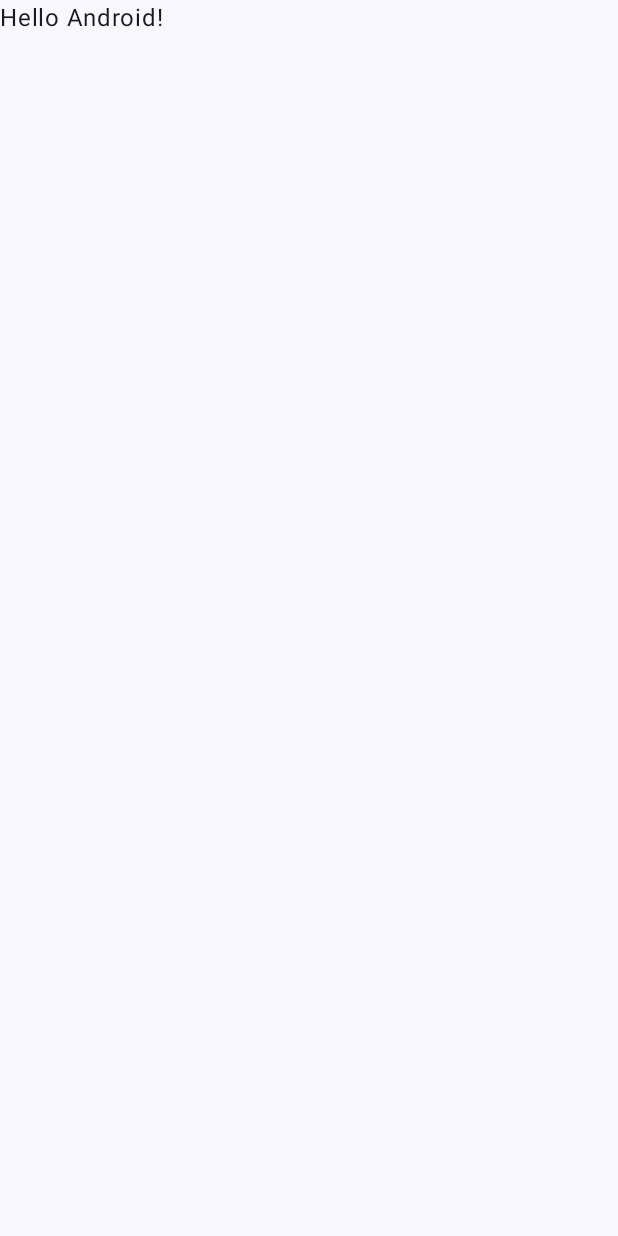
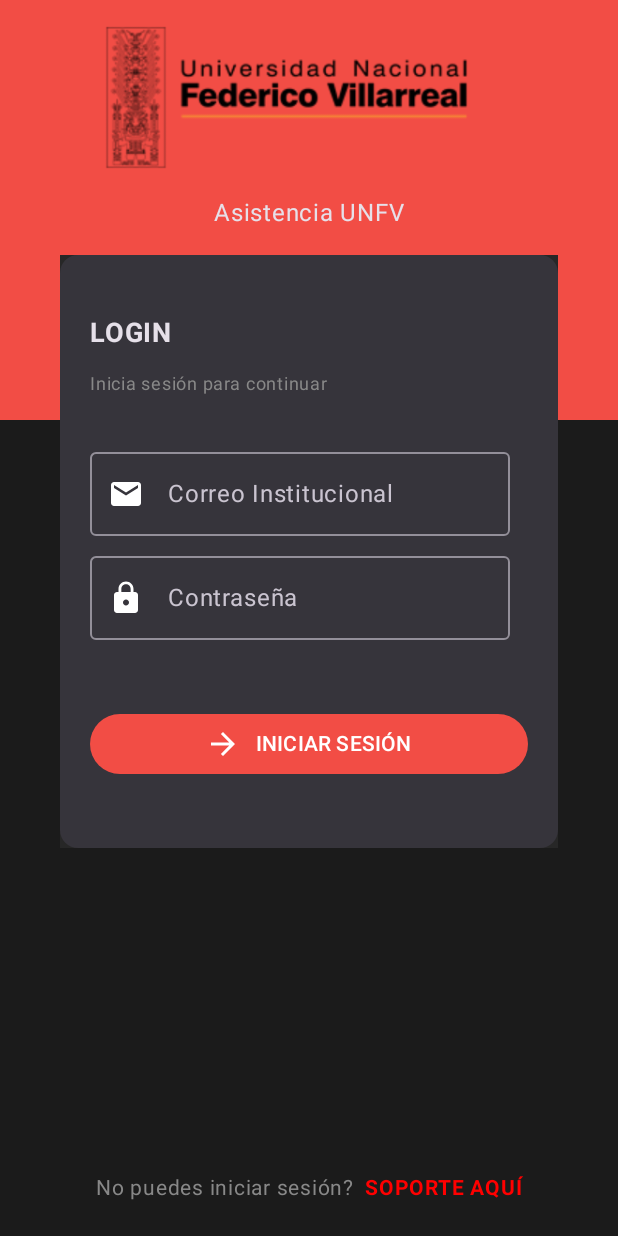
Before and after one commit to Jerry-Yenque/Integrador2, an Android app built with Jetpack Compose: the screen it shows after launch (MainActivity), on a phone screen of 412 x 824 dp. Before the commit the screen is almost empty. Run offline under Robolectric (Android 15) with nearby library versions, the phone set to English and light mode, and no system bars.

Commit message:
login screen

```diff
--- a/app/src/main/java/com/grof/integrator/MainActivity.kt
+++ b/app/src/main/java/com/grof/integrator/MainActivity.kt
@@ -3,31 +3,53 @@ package com.grof.integrator
 import android.os.Bundle
 import androidx.activity.ComponentActivity
 import androidx.activity.compose.setContent
+import androidx.compose.foundation.Image
+import androidx.compose.foundation.background
+import androidx.compose.foundation.layout.Column
+import androidx.compose.foundation.layout.Row
+import androidx.compose.foundation.layout.Spacer
 import androidx.compose.foundation.layout.fillMaxSize
+import androidx.compose.foundation.layout.fillMaxWidth
+import androidx.compose.foundation.layout.height
+import androidx.compose.foundation.layout.padding
+import androidx.compose.foundation.layout.width
+import androidx.compose.foundation.layout.wrapContentHeight
+import androidx.compose.material3.Button
+import androidx.compose.material3.ExperimentalMaterial3Api
 import androidx.compose.material3.MaterialTheme
 import androidx.compose.material3.Surface
 import androidx.compose.material3.Text
+import androidx.compose.material3.TextField
 import androidx.compose.runtime.Composable
+import androidx.compose.ui.Alignment
 import androidx.compose.ui.Modifier
+import androidx.compose.ui.graphics.Color
+import androidx.compose.ui.res.painterResource
+import androidx.compose.ui.text.font.FontWeight
 import androidx.compose.ui.tooling.preview.Preview
+import androidx.compose.ui.unit.dp
+import androidx.compose.ui.unit.sp
+import com.grof.integrator.screens.login.LoginScreen
 import com.grof.integrator.ui.theme.IntegratorTheme
 
 class MainActivity : ComponentActivity() {
     override fun onCreate(savedInstanceState: Bundle?) {
         super.onCreate(savedInstanceState)
         setContent {
-            IntegratorTheme {
+            IntegratorTheme(darkTheme = true) {
                 // A surface container using the 'background' color from the theme
                 Surface(
                     modifier = Modifier.fillMaxSize(),
                     color = MaterialTheme.colorScheme.background
                 ) {
-                    Greeting("Android")
+                    //Greeting("Android") Part of Hello World Compose
+                    LoginScreen()
                 }
             }
         }
     }
 }
+
 
 @Composable
 fun Greeting(name: String, modifier: Modifier = Modifier) {
@@ -36,11 +58,3 @@ fun Greeting(name: String, modifier: Modifier = Modifier) {
         modifier = modifier
     )
 }
-
-@Preview(showBackground = true)
-@Composable
-fun GreetingPreview() {
-    IntegratorTheme {
-        Greeting("Android")
-    }
-}
--- /dev/null
+++ b/app/src/main/java/com/grof/integrator/screens/login/LoginScreen.kt
@@ -0,0 +1,64 @@
+package com.grof.integrator.screens.login
+
+import android.annotation.SuppressLint
+import androidx.compose.foundation.layout.Column
+import androidx.compose.foundation.layout.PaddingValues
+import androidx.compose.foundation.layout.Row
+import androidx.compose.foundation.layout.Spacer
+import androidx.compose.foundation.layout.fillMaxSize
+import androidx.compose.foundation.layout.fillMaxWidth
+import androidx.compose.foundation.layout.height
+import androidx.compose.foundation.layout.padding
+import androidx.compose.foundation.layout.width
+import androidx.compose.material3.Button
+import androidx.compose.material3.ExperimentalMaterial3Api
+import androidx.compose.material3.MaterialTheme
+import androidx.compose.material3.Scaffold
+import androidx.compose.material3.Surface
+import androidx.compose.material3.Text
+import androidx.compose.material3.TextField
+import androidx.compose.runtime.Composable
+import androidx.compose.ui.Alignment
+import androidx.compose.ui.Modifier
+import androidx.compose.ui.graphics.Color
+import androidx.compose.ui.text.font.FontWeight
+import androidx.compose.ui.tooling.preview.Preview
+import androidx.compose.ui.unit.dp
+import androidx.compose.ui.unit.sp
+import com.grof.integrator.screens.login.components.LoginBottomBar
+import com.grof.integrator.screens.login.components.LoginContent
+import com.grof.integrator.ui.theme.IntegratorTheme
+
+@SuppressLint("UnusedMaterial3ScaffoldPaddingParameter")
+@OptIn(ExperimentalMaterial3Api::class)
+@Composable
+fun LoginScreen() {
+    Scaffold(
+        topBar = {},
+        content = {
+            LoginContent()
+        },
+        bottomBar = {
+            LoginBottomBar()
+        }
+    )
+}
+
+@Preview(showBackground = true, showSystemUi = true)
+@Composable
+fun GreetingPreview() {
+    //IntegratorTheme() {
+    //Greeting("Android") Part of Hello World Compose
+    //    BodyContent()
+    //}
+    IntegratorTheme(darkTheme = true) {
+        // A surface container using the 'background' color from the theme
+        Surface(
+            modifier = Modifier.fillMaxSize(),
+            color = MaterialTheme.colorScheme.background
+        ) {
+            //Greeting("Android") Part of Hello World Compose
+             LoginScreen()
+        }
+    }
+}
--- /dev/null
+++ b/app/src/main/java/com/grof/integrator/screens/login/components/LoginBottomBar.kt
@@ -0,0 +1,43 @@
+package com.grof.integrator.screens.login.components
+
+import androidx.compose.foundation.layout.Arrangement
+import androidx.compose.foundation.layout.Row
+import androidx.compose.foundation.layout.Spacer
+import androidx.compose.foundation.layout.fillMaxWidth
+import androidx.compose.foundation.layout.padding
+import androidx.compose.foundation.layout.width
+import androidx.compose.material3.Text
+import androidx.compose.runtime.Composable
+import androidx.compose.ui.Modifier
+import androidx.compose.ui.graphics.Color
+import androidx.compose.ui.text.font.FontWeight
+import androidx.compose.ui.tooling.preview.Preview
+import androidx.compose.ui.unit.dp
+import androidx.compose.ui.unit.sp
+
+@Composable
+fun LoginBottomBar() {
+    Row(
+        modifier = Modifier.fillMaxWidth().padding(bottom = 20.dp),
+        horizontalArrangement = Arrangement.Center
+    ) {
+        Text(
+            text = "No puedes iniciar sesión?",
+            fontSize = 14.sp,
+            color = Color.Gray
+        )
+        Spacer(modifier = Modifier.width(7.dp))
+        Text(
+            text = "SOPORTE AQUÍ",
+            fontSize = 14.sp,
+            color = Color.Red,
+            fontWeight = FontWeight.Bold
+        )
+    }
+}
+
+@Preview(showBackground = true)
+@Composable
+fun DefaultPreview() {
+    LoginBottomBar()
+}
--- /dev/null
+++ b/app/src/main/java/com/grof/integrator/screens/login/components/LoginContent.kt
@@ -0,0 +1,161 @@
+package com.grof.integrator.screens.login.components
+
+import androidx.compose.foundation.Image
+import androidx.compose.foundation.background
+import androidx.compose.foundation.layout.Box
+import androidx.compose.foundation.layout.Column
+import androidx.compose.foundation.layout.Row
+import androidx.compose.foundation.layout.Spacer
+import androidx.compose.foundation.layout.fillMaxSize
+import androidx.compose.foundation.layout.fillMaxWidth
+import androidx.compose.foundation.layout.height
+import androidx.compose.foundation.layout.padding
+import androidx.compose.foundation.layout.width
+import androidx.compose.material.icons.Icons
+import androidx.compose.material.icons.filled.ArrowForward
+import androidx.compose.material.icons.filled.Email
+import androidx.compose.material.icons.filled.Lock
+import androidx.compose.material3.Button
+import androidx.compose.material3.Card
+import androidx.compose.material3.ExperimentalMaterial3Api
+import androidx.compose.material3.Icon
+import androidx.compose.material3.MaterialTheme
+import androidx.compose.material3.OutlinedTextField
+import androidx.compose.material3.Surface
+import androidx.compose.material3.Text
+import androidx.compose.runtime.Composable
+import androidx.compose.ui.Alignment
+import androidx.compose.ui.Modifier
+import androidx.compose.ui.graphics.Color
+import androidx.compose.ui.res.painterResource
+import androidx.compose.ui.text.font.FontWeight
+import androidx.compose.ui.tooling.preview.Preview
+import androidx.compose.ui.unit.dp
+import androidx.compose.ui.unit.sp
+import com.grof.integrator.R
+import com.grof.integrator.ui.theme.Darkgray500
+import com.grof.integrator.ui.theme.IntegratorTheme
+import com.grof.integrator.ui.theme.Red500
+
+@Composable
+fun LoginContent() {
+    Box(
+        modifier = Modifier
+            .fillMaxWidth(),
+        //.wrapContentHeight() Content Center Vertical
+        //.background(Color.White),
+    ) {
+        BoxHeader()
+        CardForm()
+    }
+}
+
+@Composable
+fun BoxHeader() {
+    Box(
+        modifier = Modifier
+            .fillMaxWidth()
+            .height(280.dp)
+            .background(Red500)
+    ) {
+        Column(
+            modifier = Modifier.fillMaxWidth(),
+            horizontalAlignment = Alignment.CenterHorizontally
+        ) {
+            Image(
+                modifier = Modifier.height(130.dp).width(300.dp),
+                painter = painterResource(id = R.drawable.unfv),
+                contentDescription = "unfv logo"
+            )
+            Text(
+                text = "Asistencia UNFV"
+            )
+        }
+    }
+}
+@OptIn(ExperimentalMaterial3Api::class)
+@Composable
+fun CardForm() {
+    Card(
+        modifier = Modifier
+            .padding(start = 40.dp, end = 40.dp, top = 170.dp)
+            .background(color = Darkgray500) //In example = ,backgroundColor = DarkGray500  including ',' seccion 2 ep. 8
+    ) {
+        Column(
+            modifier = Modifier.padding(horizontal = 20.dp)
+        ) {
+            Text(
+                modifier = Modifier.padding(top = 40.dp, bottom = 0.dp, start = 0.dp, end = 0.dp), //without top = applies to all sides
+                text = "LOGIN",
+                fontSize = 18.sp,
+                fontWeight = FontWeight.Bold
+            )
+            Spacer(modifier = Modifier.height(10.dp))
+            Text(
+                text = "Inicia sesión para continuar",
+                fontSize = 12.sp,
+                color = Color.Gray
+            )
+            OutlinedTextField(
+                modifier = Modifier.padding(top = 25.dp),
+                value = "",
+                onValueChange = { },
+                label = {
+                    Text("Correo Institucional")
+                },
+                leadingIcon = { // trailingIcon to put it in right side, seccion 2 ep. 8
+                    Icon(
+                        imageVector = Icons.Default.Email,
+                        contentDescription = "email icon",
+                        tint = Color.White
+                    )
+                }
+            )
+            OutlinedTextField(
+                modifier = Modifier.padding(top = 5.dp),
+                value = "",
+                onValueChange = { },
+                label = {
+                    Text("Contraseña")
+                },
+                leadingIcon = { // trailingIcon to put it in right side, seccion 2 ep. 8
+                    Icon(
+                        imageVector = Icons.Default.Lock,
+                        contentDescription = "clave icon",
+                        tint = Color.White
+                    )
+                }
+            )
+            Button(
+                modifier = Modifier
+                    .fillMaxWidth()
+                    .padding(horizontal = 0.dp, vertical = 45.dp),
+                onClick = { }
+            ) {
+                Icon(
+                    imageVector = Icons.Default.ArrowForward,
+                    contentDescription = "arrow")
+                Spacer(modifier = Modifier.width(10.dp))
+                Text(text = "INICIAR SESIÓN")
+            }
+        }
+    }
+}
+@Preview(showBackground = true, showSystemUi = true)
+@Composable
+fun GreetingPreview() {
+    //IntegratorTheme() {
+    //Greeting("Android") Part of Hello World Compose
+    //    BodyContent()
+    //}
+    IntegratorTheme(darkTheme = true) {
+        // A surface container using the 'background' color from the theme
+        Surface(
+            modifier = Modifier.fillMaxSize(),
+            color = MaterialTheme.colorScheme.background
+        ) {
+            //Greeting("Android") Part of Hello World Compose
+            LoginContent()
+        }
+    }
+}
--- a/app/src/main/java/com/grof/integrator/ui/theme/Color.kt
+++ b/app/src/main/java/com/grof/integrator/ui/theme/Color.kt
@@ -1,11 +1,18 @@
 package com.grof.integrator.ui.theme
 
 import androidx.compose.ui.graphics.Color
-
+// DarkTheme
 val Purple80 = Color(0xFFD0BCFF)
 val PurpleGrey80 = Color(0xFFCCC2DC)
 val Pink80 = Color(0xFFEFB8C8)
-
+// From example video
+val Red200 = Color(0xFFff6f60)
+val Red500 = Color(0xFFf24d45)
+val Red700 = Color(0xFFab000d)
+val Darkgray500 = Color(0xFF272727)
+val Darkgray700 = Color(0xFF202020)
+val Darkgray900 = Color(0xFF1B1B1B)
+// LightTheme
 val Purple40 = Color(0xFF6650a4)
 val PurpleGrey40 = Color(0xFF625b71)
 val Pink40 = Color(0xFF7D5260)
--- a/app/src/main/java/com/grof/integrator/ui/theme/Theme.kt
+++ b/app/src/main/java/com/grof/integrator/ui/theme/Theme.kt
@@ -10,15 +10,19 @@ import androidx.compose.material3.dynamicLightColorScheme
 import androidx.compose.material3.lightColorScheme
 import androidx.compose.runtime.Composable
 import androidx.compose.runtime.SideEffect
+import androidx.compose.ui.graphics.Color
 import androidx.compose.ui.graphics.toArgb
 import androidx.compose.ui.platform.LocalContext
 import androidx.compose.ui.platform.LocalView
 import androidx.core.view.WindowCompat
 
 private val DarkColorScheme = darkColorScheme(
-    primary = Purple80,
-    secondary = PurpleGrey80,
-    tertiary = Pink80
+    primary = Red500, //Default Purple80
+    secondary = Color.White, //Default PurpleGrey80
+    tertiary = Red700, //Default Pink80
+    // Added
+    background = Darkgray900,
+    onPrimary = Color.White
 )
 
 private val LightColorScheme = lightColorScheme(
@@ -45,10 +49,11 @@ fun IntegratorTheme(
     content: @Composable () -> Unit
 ) {
     val colorScheme = when {
-        dynamicColor && Build.VERSION.SDK_INT >= Build.VERSION_CODES.S -> {
-            val context = LocalContext.current
-            if (darkTheme) dynamicDarkColorScheme(context) else dynamicLightColorScheme(context)
-        }
+        // Below comment, solution on comments in seccion 2 ep 6. (fix preview)
+        //dynamicColor && Build.VERSION.SDK_INT >= Build.VERSION_CODES.S -> {
+        //    val context = LocalContext.current
+        //    if (darkTheme) dynamicDarkColorScheme(context) else dynamicLightColorScheme(context)
+        //}
 
         darkTheme -> DarkColorScheme
         else -> LightColorScheme
--- a/app/src/main/res/values/themes.xml
+++ b/app/src/main/res/values/themes.xml
@@ -1,5 +1,9 @@
 <?xml version="1.0" encoding="utf-8"?>
 <resources>
 
-    <style name="Theme.Integrator" parent="android:Theme.Material.Light.NoActionBar" />
+    <style name="Theme.Integrator" parent="android:Theme.Material.Light.NoActionBar">
+        <item name="android:statusBarColor">@color/white</item>
+    </style>
+    <!-- Above was modified i.e it seems no changes, find it on seccion 2 ep. 6, default <style name="Theme.Integrator" parent="android:Theme.Material.Light.NoActionBar" /> -->
+
 </resources>
```
Also changed, not shown: app/src/main/java/com/grof/integrator/ui/theme/Issues.txt (added, +8 -0 lines), app/src/main/res/drawable/unfv.png (added).
